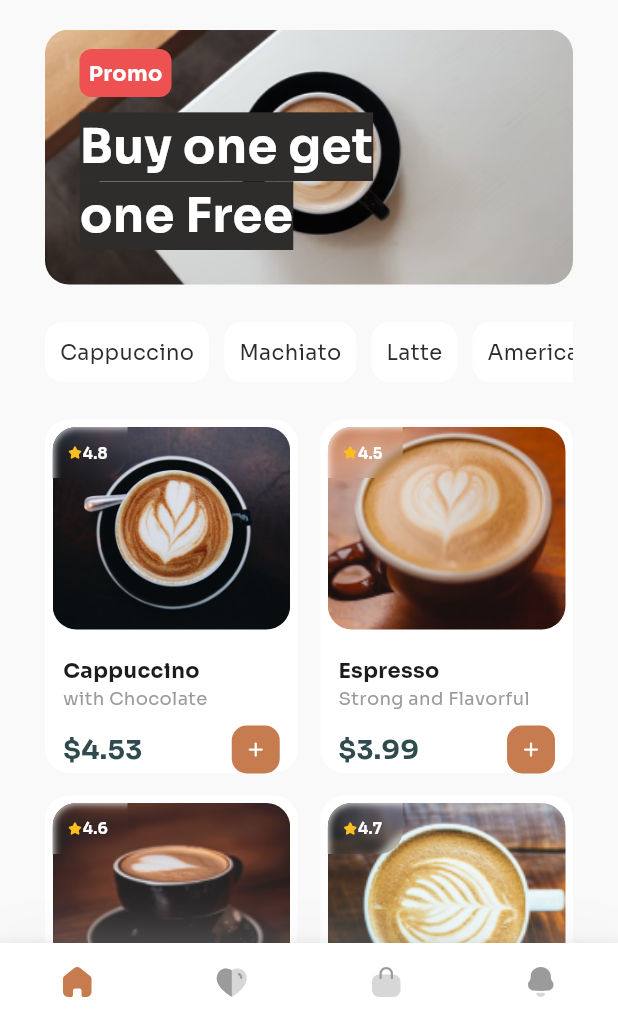
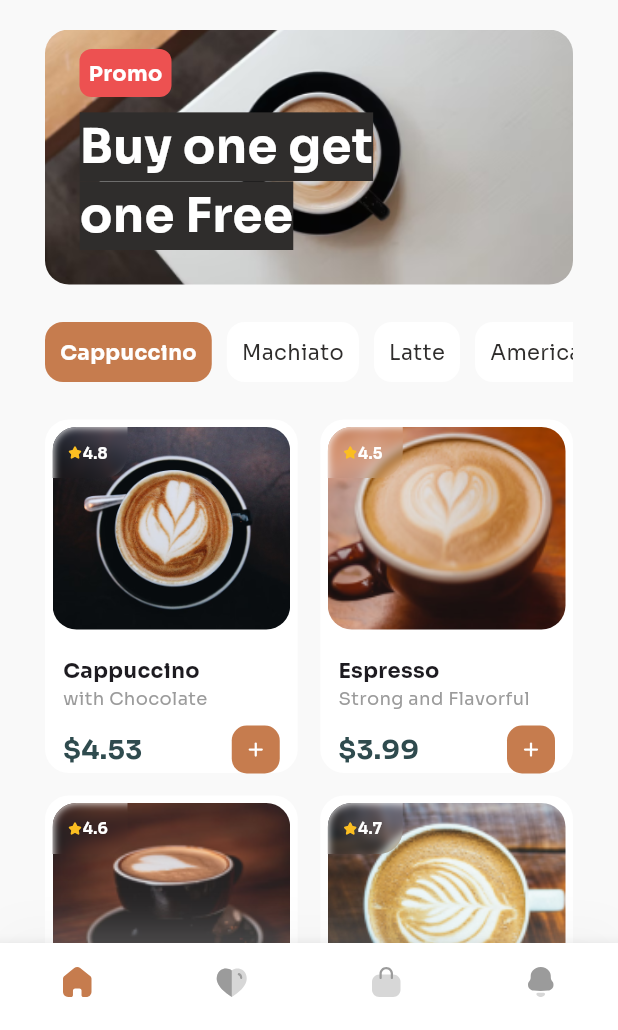
Before and after one commit to theArtistSam/Flutter-CoffeeStoreApp, a Flutter app: the screen it shows after launch, after a tap on "Get Started", on a phone screen of 412 x 824 dp, the part 206-1236 px from its top. Run offline on Flutter 3.47's test engine with Material 3 defaults, Android fonts, the phone set to English and light mode, and no system bars; our stand-ins replace flutter_svg, google_fonts; project files that could hold a hidden picture were left out.

```diff
--- a/lib/pages/dashboard/dashboard_page.dart
+++ b/lib/pages/dashboard/dashboard_page.dart
@@ -29,6 +29,7 @@ class _DashboardPageState extends State<DashboardPage> {
   final ScrollController _innerController = ScrollController();
 
   bool isSticky = false;
+  int selectedIndex = 0;
 
   @override
   void initState() {
@@ -250,7 +251,15 @@ class _DashboardPageState extends State<DashboardPage> {
                       return const SizedBox(width: 10);
                     },
                     itemBuilder: (BuildContext context, int index) {
-                      return ScrollTile(tileText: scrollTileItems[index]);
+                      return ScrollTile(
+                        onTap: () {
+                          setState(() {
+                            selectedIndex = index;
+                          });
+                        },
+                        isSelected: selectedIndex == index,
+                        title: scrollTileItems[index],
+                      );
                     },
                   ),
                 ),
--- a/lib/pages/dashboard/widgets/scroll_tile.dart
+++ b/lib/pages/dashboard/widgets/scroll_tile.dart
@@ -3,42 +3,36 @@ import 'package:coffee_app/utils/font.dart';
 import 'package:flutter/material.dart';
 
 // ignore: must_be_immutable
-class ScrollTile extends StatefulWidget {
-  ScrollTile({
+class ScrollTile extends StatelessWidget {
+  const ScrollTile({
     super.key,
-    required this.tileText
+    required this.title,
+    required this.onTap,
+    this.isSelected = false,
   });
 
-  String tileText;
+  final String title;
+  final bool isSelected;
+  final VoidCallback onTap;
 
-  @override
-  State<ScrollTile> createState() => _ScrollTileState();
-}
-
-class _ScrollTileState extends State<ScrollTile> {
-  bool isTapped = false;
   @override
   Widget build(BuildContext context) {
     return GestureDetector(
-      onTap: (){
-        setState(() {
-          isTapped = !isTapped;
-        });
-      },
+      onTap: onTap,
       child: Container(
         decoration: BoxDecoration(
-          color: isTapped ? primaryColor : Colors.white,
-          borderRadius: BorderRadius.circular(12)
+          color: isSelected ? primaryColor : Colors.white,
+          borderRadius: BorderRadius.circular(12),
         ),
         child: Padding(
           padding: const EdgeInsets.all(10.0),
           child: Font(
-            text: widget.tileText,
+            text: title,
             fontSize: 14,
-            fontWeight: isTapped ? "Semi-Bold" : "Regular",
-            color: isTapped ? primaryTextColorLight : primaryTextColorDark,
+            fontWeight: isSelected ? "Semi-Bold" : "Regular",
+            color: isSelected ? primaryTextColorLight : primaryTextColorDark,
           ),
-        )
+        ),
       ),
     );
   }
--- a/lib/pages/start/start_page.dart
+++ b/lib/pages/start/start_page.dart
@@ -47,14 +47,13 @@ class StartPage extends StatelessWidget {
                     child: Column(
                       children: [
                         Padding(
-                        padding: const EdgeInsets.all(
-                          50
-                        ),
+                          padding: const EdgeInsets.all(50),
                           child: Column(
                             children: [
                               // Heading
                               Font(
-                              text: "Coffee so good, your taste buds will love it.",
+                                text:
+                                    "Coffee so good, your taste buds will love it.",
                                 color: primaryTextColorLight,
                                 fontSize: 34,
                                 textAlign: "Center",
@@ -63,7 +62,8 @@ class StartPage extends StatelessWidget {
                               const SizedBox(height: 10),
                               // Solgan
                               Font(
-                              text: "The best grain, the finest, the powerful flavour.",
+                                text:
+                                    "The best grain, the finest, the powerful flavour.",
                                 color: secondaryTextColor,
                                 fontSize: 14,
                                 textAlign: "Center",
@@ -73,26 +73,32 @@ class StartPage extends StatelessWidget {
 
                               // Button
                               GestureDetector(
-                              onTap: (){
+                                onTap: () {
                                   Navigator.push(
                                     context,
-                                  MaterialPageRoute(builder: (context) => const DashboardPage()),
+                                    MaterialPageRoute(
+                                      builder: (context) =>
+                                          const DashboardPage(),
+                                    ),
                                   );
                                 },
                                 child: Container(
+                                  alignment: Alignment.center,
                                   width: screenWidth,
                                   decoration: BoxDecoration(
                                     color: primaryColor,
-                                  borderRadius: BorderRadius.circular(15)
+                                    borderRadius: BorderRadius.circular(
+                                      15,
+                                    ),
                                   ),
                                   child: Padding(
-                                  padding: const EdgeInsets.symmetric(vertical: 20),
-                                  child: Center(
+                                    padding: const EdgeInsets.symmetric(
+                                      vertical: 20,
+                                    ),
                                     child: Font(
                                       text: "Get Started",
                                       color: primaryTextColorLight,
                                     ),
-                                  )
                                   ),
                                 ),
                               )
@@ -106,7 +112,6 @@ class StartPage extends StatelessWidget {
               ),
             )
           ],
-      )
-    );
+        ));
   }
 }
```
Also changed, not shown: lib/pages/delivery/delivery_page.dart (+9 -36 lines). Lines whose indentation alone changed are shown as unchanged.
